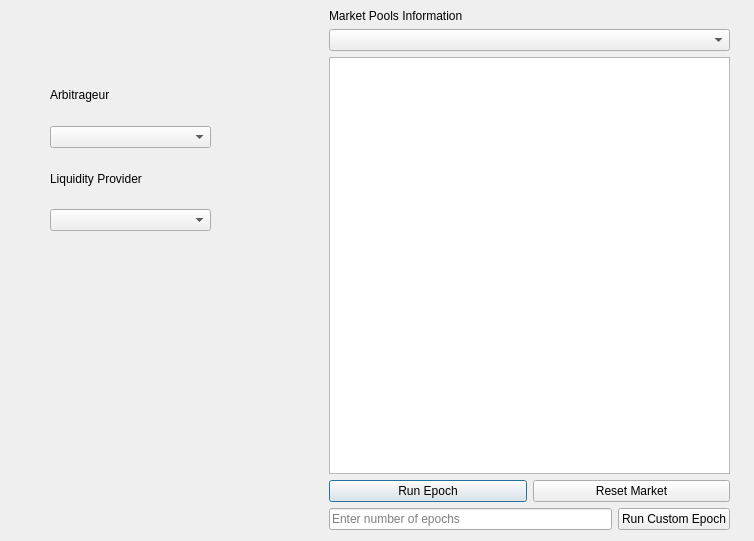
Before: the Qt Designer form SimulationPlayground.ui in LiquidityProtocol/AMM-Simulator, drawn with Qt 5.
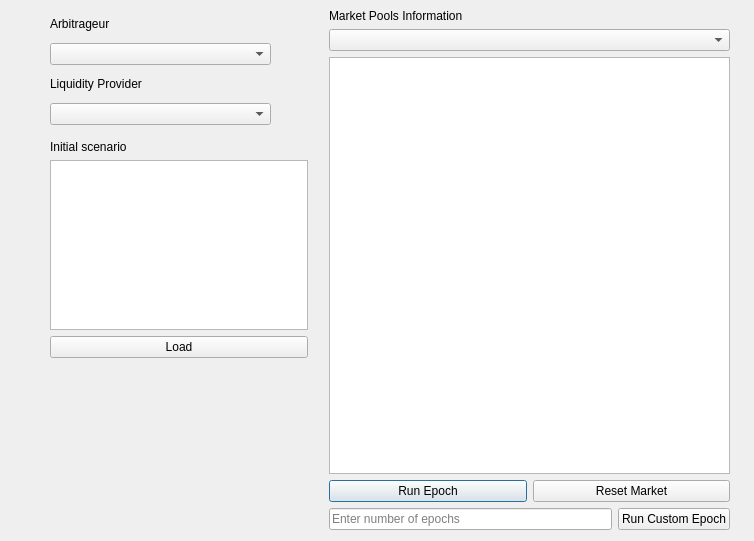
After: the same form once the commit is applied.

Diff of the .ui file:
```diff
--- a/SimulationPlayground.ui
+++ b/SimulationPlayground.ui
@@ -78,13 +78,13 @@
     </item>
    </layout>
   </widget>
-  <widget class="QWidget" name="">
+  <widget class="QWidget" name="layoutWidget">
    <property name="geometry">
     <rect>
      <x>50</x>
-     <y>70</y>
-     <width>161</width>
-     <height>161</height>
+     <y>10</y>
+     <width>221</width>
+     <height>115</height>
     </rect>
    </property>
    <layout class="QVBoxLayout" name="verticalLayout_2">
@@ -118,6 +118,35 @@
     </item>
    </layout>
   </widget>
+  <widget class="QWidget" name="">
+   <property name="geometry">
+    <rect>
+     <x>50</x>
+     <y>140</y>
+     <width>258</width>
+     <height>218</height>
+    </rect>
+   </property>
+   <layout class="QVBoxLayout" name="verticalLayout_3">
+    <item>
+     <widget class="QLabel" name="label_4">
+      <property name="text">
+       <string>Initial scenario</string>
+      </property>
+     </widget>
+    </item>
+    <item>
+     <widget class="QTextEdit" name="textEdit_initial_scenario"/>
+    </item>
+    <item>
+     <widget class="QPushButton" name="pushButton_load_scenario">
+      <property name="text">
+       <string>Load</string>
+      </property>
+     </widget>
+    </item>
+   </layout>
+  </widget>
  </widget>
  <resources/>
  <connections/>
```
